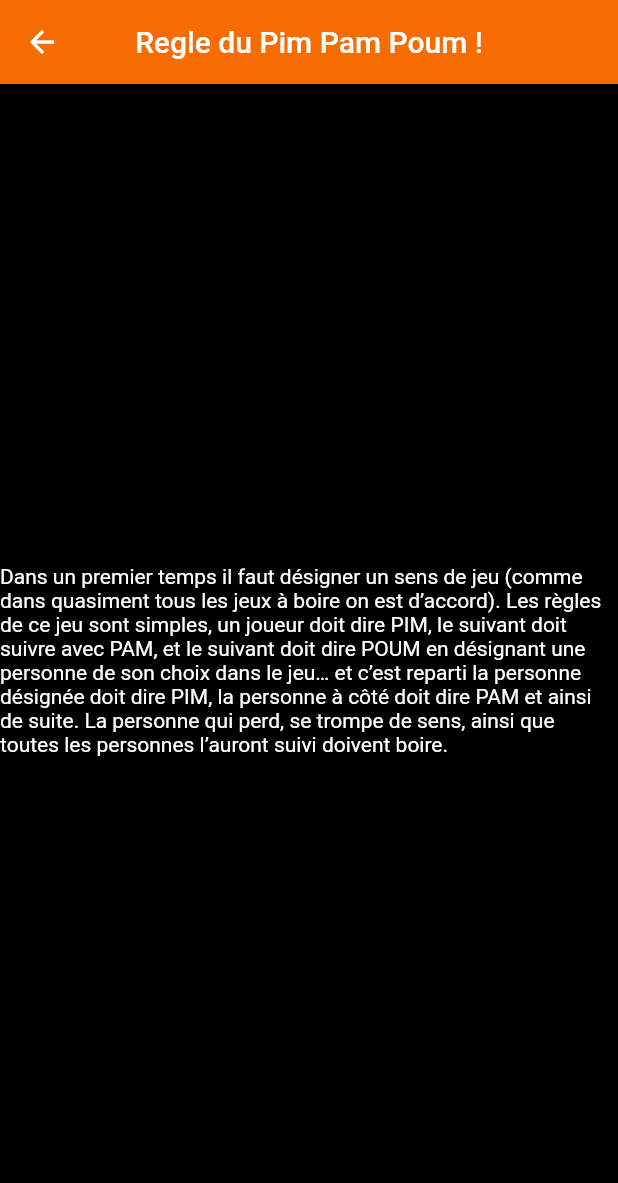
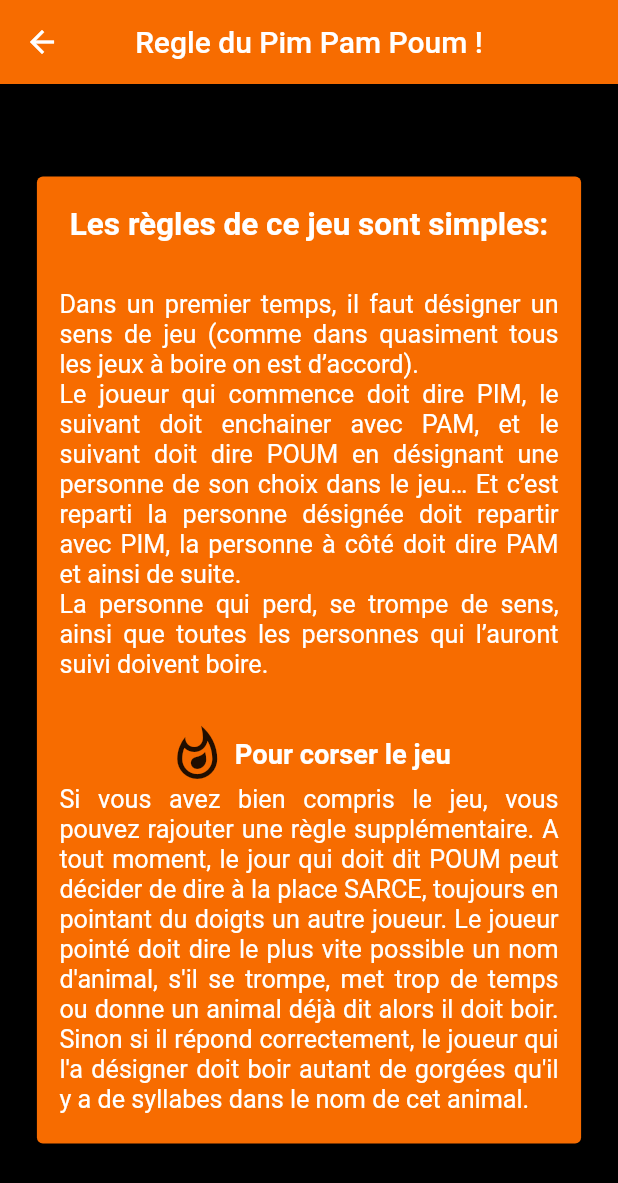
Before and after one commit to HugoBlain/Application_Soiree, a Flutter app: the screen it shows after launch, in the side drawer, after a tap on "Pim Pam Poum", on a phone screen of 412 x 824 dp. Shown: the top 1183 px of the screen. Run offline on Flutter 3.47's test engine with Material 2 defaults, Android fonts, the phone set to English and light mode, and no system bars.

Commit message:
Pim pam poum UI improve

```diff
--- a/appli_pour_soiree/lib/PimPamPoum.dart
+++ b/appli_pour_soiree/lib/PimPamPoum.dart
@@ -1,33 +1,90 @@
 import 'package:flutter/cupertino.dart';
 import 'package:flutter/material.dart';
+import 'package:flutter/widgets.dart';
 
-class PimPamPoum extends StatefulWidget {
-  // constructeur pour afficher les détails
-  PimPamPoum() {}
-
-  // creatState
-  @override
-  _PimPamPoumState createState() => new _PimPamPoumState();
-}
-
-class _PimPamPoumState extends State<PimPamPoum> {
-  // constructeurs du state
-  _PimPamPoumState() {}
+class PimPamPoum extends StatelessWidget {
 
   @override
   Widget build(BuildContext context) {
+    double hauteur = MediaQuery.of(context).size.height;
+    double largeur = MediaQuery.of(context).size.width;
     return Scaffold(
         appBar: new AppBar(
           title: new Text("Regle du Pim Pam Poum !"),
           centerTitle: true,
         ),
+        // first container to get a black background and insert padding
         body: Container(
             color: Theme.of(context).backgroundColor,
-            child: new Center(
-                child: new Text(
-              "Dans un premier temps il faut désigner un sens de jeu (comme dans quasiment tous les jeux à boire on est d’accord). Les règles de ce jeu sont simples, un joueur doit dire PIM, le suivant doit suivre avec PAM, et le suivant doit dire POUM en désignant une personne de son choix dans le jeu… et c’est reparti la personne désignée doit dire PIM, la personne à côté doit dire PAM et ainsi de suite. La personne qui perd, se trompe de sens, ainsi que toutes les personnes l’auront suivi doivent boire.",
-              style:
-                  TextStyle(color: Theme.of(context).textTheme.bodyText1.color),
-            ))));
+            padding: EdgeInsets.only(top: hauteur*0.07, bottom: hauteur*0.07, left: largeur*0.05, right: largeur*0.05),
+            child: Center (
+                child: Card(
+                  child: Container(
+                    padding: EdgeInsets.only(top: 20, left: 15, right: 15, bottom: 20),
+                    child: SingleChildScrollView (
+                      child: Column(
+                        children: [
+                          // card's title
+                          Text(
+                            "Les règles de ce jeu sont simples:",
+                            style: TextStyle(
+                                color: Theme.of(context).textTheme.bodyText1.color,
+                                fontWeight: FontWeight.bold,
+                            ),
+                            textScaleFactor: 1.5,
+                            textAlign: TextAlign.center,
+                          ),
+                          Container(
+                            height: 30,
+                          ),
+                          // card's body --> rules
+                          Text(
+                            "Dans un premier temps, il faut désigner un sens de jeu (comme dans quasiment tous les jeux à boire on est d’accord).\nLe joueur qui commence doit dire PIM, le suivant doit enchainer avec PAM, et le suivant doit dire POUM en désignant une personne de son choix dans le jeu… Et c’est reparti la personne désignée doit repartir avec PIM, la personne à côté doit dire PAM et ainsi de suite.\nLa personne qui perd, se trompe de sens, ainsi que toutes les personnes qui l’auront suivi doivent boire.",
+                            style: TextStyle(
+                              color: Theme.of(context).textTheme.bodyText1.color,
+                            ),
+                            textScaleFactor: 1.2,
+                            textAlign: TextAlign.justify,
+                          ),
+                          Container(
+                            height: 30,
+                          ),
+                          // card's end --> Bonus
+                          Row(
+                            mainAxisAlignment: MainAxisAlignment.center,
+                            children: [
+                              Icon(
+                                  Icons.whatshot_outlined,
+                                  size:40,
+                              ),
+                              Container(
+                                width: 5,
+                              ),
+                              Text(
+                                "Pour corser le jeu",
+                                style: TextStyle(
+                                  color: Theme.of(context).textTheme.bodyText1.color,
+                                  fontWeight: FontWeight.bold,
+                                ),
+                                textScaleFactor: 1.3,
+                                ),
+                            ],
+                          ),
+                          Text(
+                            "Si vous avez bien compris le jeu, vous pouvez rajouter une règle supplémentaire. A tout moment, le jour qui doit dit POUM peut décider de dire à la place SARCE, toujours en pointant du doigts un autre joueur. Le joueur pointé doit dire le plus vite possible un nom d'animal, s'il se trompe, met trop de temps ou donne un animal déjà dit alors il doit boir. Sinon si il répond correctement, le joueur qui l'a désigner doit boir autant de gorgées qu'il y a de syllabes dans le nom de cet animal.",
+                            style: TextStyle(
+                              color: Theme.of(context).textTheme.bodyText1.color,
+                            ),
+                            textScaleFactor: 1.2,
+                            textAlign: TextAlign.justify,
+                          ),
+                        ],
+                      ),
+                    ),
+                  ),
+                )
+              ),
+            )
+        );
   }
 } // _PimPamPoumState
--- a/appli_pour_soiree/lib/main.dart
+++ b/appli_pour_soiree/lib/main.dart
@@ -22,6 +22,7 @@ class MyApp extends StatelessWidget {
     };
     // dark = factory ThemeData.dark => ThemeData();
     return MaterialApp(
+      debugShowCheckedModeBanner: false,
       theme: ThemeData(
         // primarySwatch: MaterialColor(0xfffd5739, color),
 
```
